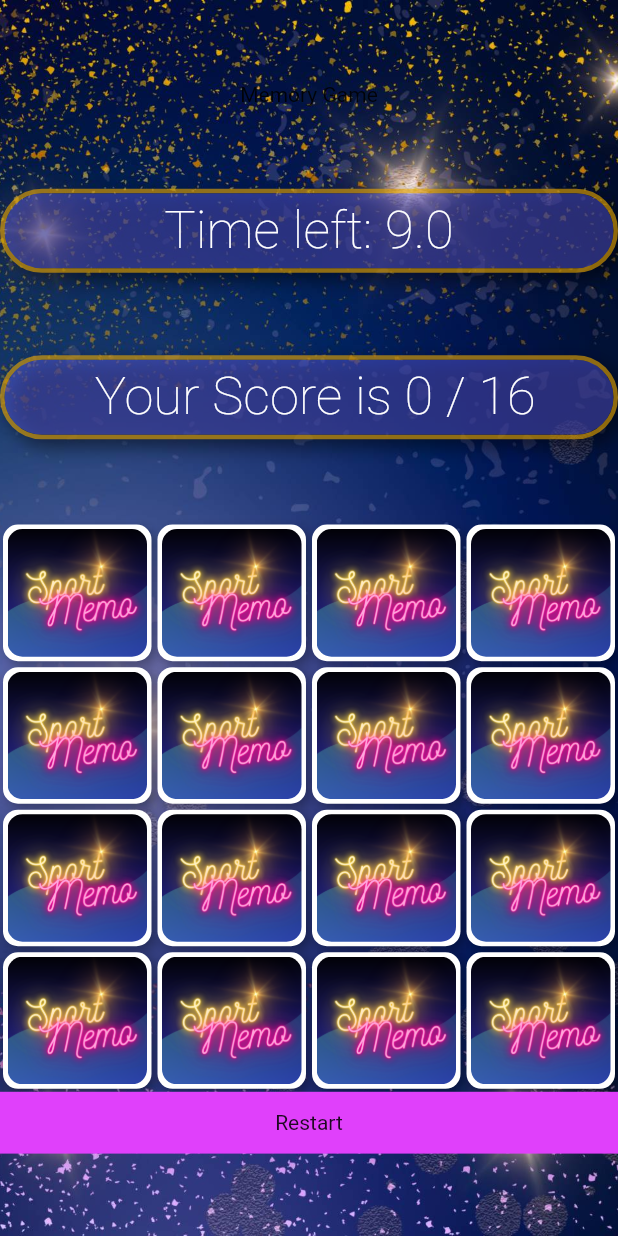
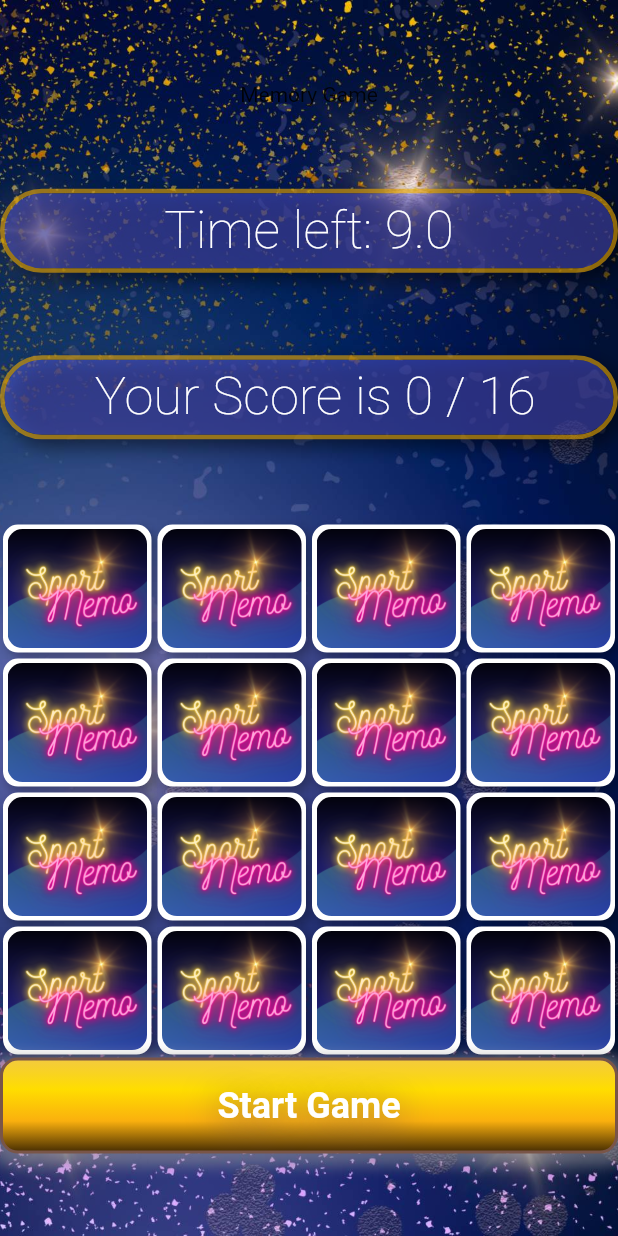
Before and after one commit to nikiforov5000/flip-cards-memory-game, a Flutter app: the screen it shows after launch, on a phone screen of 412 x 824 dp. Run offline on Flutter 3.47's test engine with Material 2 defaults, Android fonts, the phone set to English and light mode, and no system bars.

Commit message:
gold button

```diff
--- a/lib/screens/game_screen.dart
+++ b/lib/screens/game_screen.dart
@@ -1,4 +1,5 @@
 import 'package:del_flip_card_game/controllers/game_controller.dart';
+import 'package:del_flip_card_game/models/game_timer.dart';
 import 'package:del_flip_card_game/widgets/cards_grid.dart';
 import 'package:del_flip_card_game/widgets/game_timer_widget.dart';
 import 'package:del_flip_card_game/widgets/score_progress.dart';
@@ -71,13 +72,56 @@ class _RestartButtonState extends State<RestartButton> {
         });
       },
       child: Container(
-        height: height / 20,
-        color: Colors.purpleAccent,
-        child: Center(child: Text('Restart')),
+        padding: EdgeInsets.all(16.0),
+        decoration: BoxDecoration(
+          gradient: LinearGradient(
+            begin: Alignment.topCenter,
+            end: Alignment.bottomCenter,
+            colors: [
+              Color(0xffF2C942),  // Start color
+              Color(0xffffdd00),  // Start color
+              Color(0xfffab00e),  // Start color
+              Color(0xff3d2601),  // Start color
+            ],
+            stops: [0.0, 0.33, 0.66, 1.0],  // Defines the position of each color
+          ),
+          border: Border.all(
+            color: Colors.brown,  // Border color
+            width: 2,  // Border width
+          ),
+          borderRadius: BorderRadius.circular(12),  // Rounded corner radius
+          boxShadow: [
+            BoxShadow(
+              color: Colors.grey.withOpacity(0.5),  // Shadow color
+              spreadRadius: 5,  // Extends the shadow
+              blurRadius: 7,  // Soften the shadow
+              offset: Offset(0, 3),  // Position of the shadow
+            ),
+          ],
+        ),
+        child: Center(
+          child: Text(
+            'Start Game',
+            style: TextStyle(
+              shadows: [
+                Shadow(
+                  color: Colors.brown,
+                  offset: Offset(0, 5),
+                  blurRadius: 30,
+                ),
+              ],
+              color: Colors.white,
+              fontSize: 24,
+              fontWeight: FontWeight.bold,
+            ),
+          ),
+        ),
       ),
     );
   }
 }
+
+
 
 
 class GameTitle extends StatelessWidget {
```
